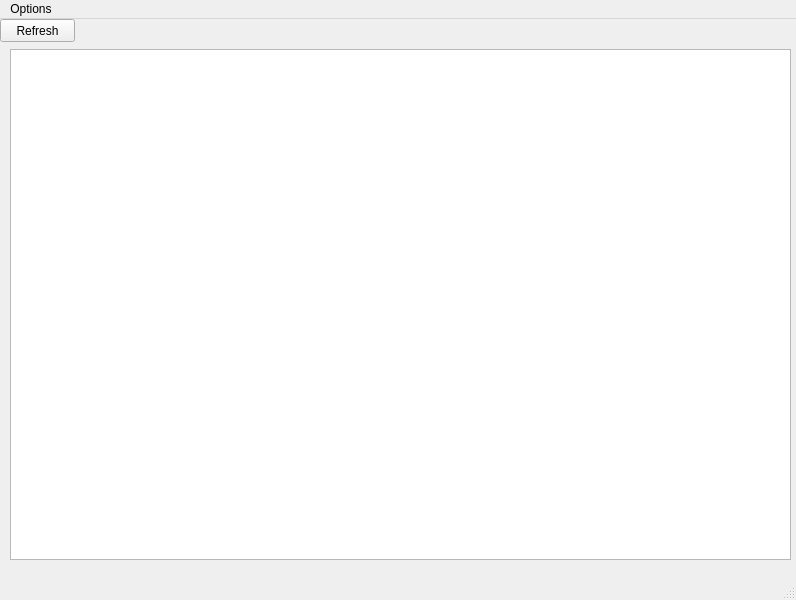
Above: src/gui/mainwindow.ui from Destroyerrrocket/doomseeker-unofficial before the change. Below: the same form after it.
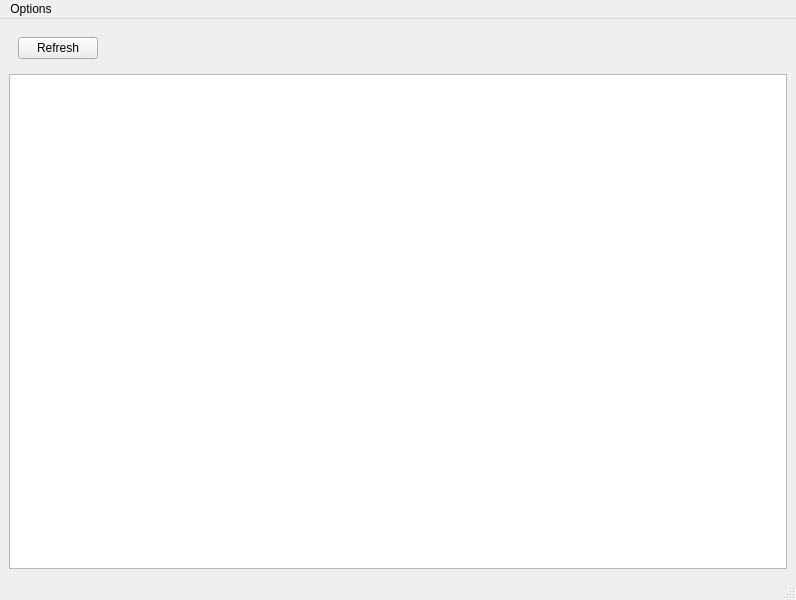
That is the form after the change.

Commit message: - Removed veritcal header from the Server table as it didn't convey useful information. - Made the rows automatically be resized to be as small as possible. - Used proper layout managers on the MainWindow to allow resizing.

Diff of the .ui file:
```diff
--- a/src/gui/mainwindow.ui
+++ b/src/gui/mainwindow.ui
@@ -16,54 +16,67 @@
   <property name="locale">
    <locale language="English" country="UnitedStates"/>
   </property>
-  <widget class="QWidget" name="centralwidget">
-   <widget class="QPushButton" name="btnRefresh">
-    <property name="geometry">
-     <rect>
-      <x>0</x>
-      <y>0</y>
-      <width>75</width>
-      <height>23</height>
-     </rect>
-    </property>
-    <property name="text">
-     <string>Refresh</string>
-    </property>
-   </widget>
-   <widget class="QTableView" name="tableServers">
-    <property name="geometry">
-     <rect>
-      <x>10</x>
-      <y>30</y>
-      <width>781</width>
-      <height>511</height>
-     </rect>
-    </property>
-    <property name="selectionBehavior">
-     <enum>QAbstractItemView::SelectRows</enum>
-    </property>
-    <property name="horizontalScrollMode">
-     <enum>QAbstractItemView::ScrollPerPixel</enum>
-    </property>
-    <attribute name="horizontalHeaderVisible">
-     <bool>true</bool>
-    </attribute>
-    <attribute name="horizontalHeaderHighlightSections">
-     <bool>false</bool>
-    </attribute>
-    <attribute name="horizontalHeaderShowSortIndicator" stdset="0">
-     <bool>true</bool>
-    </attribute>
-    <attribute name="verticalHeaderVisible">
-     <bool>false</bool>
-    </attribute>
-    <attribute name="horizontalHeaderShowSortIndicator" stdset="0">
-     <bool>true</bool>
-    </attribute>
-    <attribute name="horizontalHeaderHighlightSections">
-     <bool>false</bool>
-    </attribute>
-   </widget>
+  <widget class="QWidget" name="centralwidget" >
+   <layout class="QVBoxLayout" name="verticalLayout" >
+    <item>
+     <widget class="QWidget" native="1" name="widget" >
+      <property name="sizePolicy" >
+       <sizepolicy vsizetype="Preferred" hsizetype="Preferred" >
+        <horstretch>0</horstretch>
+        <verstretch>0</verstretch>
+       </sizepolicy>
+      </property>
+      <property name="minimumSize" >
+       <size>
+        <width>0</width>
+        <height>0</height>
+       </size>
+      </property>
+      <layout class="QHBoxLayout" name="horizontalLayout" >
+       <item>
+        <widget class="QPushButton" name="btnRefresh" >
+         <property name="text" >
+          <string>Refresh</string>
+         </property>
+        </widget>
+       </item>
+       <item>
+        <spacer name="horizontalSpacer" >
+         <property name="orientation" >
+          <enum>Qt::Horizontal</enum>
+         </property>
+         <property name="sizeHint" stdset="0" >
+          <size>
+           <width>40</width>
+           <height>20</height>
+          </size>
+         </property>
+        </spacer>
+       </item>
+      </layout>
+      <zorder>btnRefresh</zorder>
+      <zorder>horizontalSpacer</zorder>
+     </widget>
+    </item>
+    <item>
+     <widget class="QTableView" name="tableServers" >
+      <property name="editTriggers" >
+       <set>QAbstractItemView::NoEditTriggers</set>
+      </property>
+      <property name="selectionBehavior" >
+       <enum>QAbstractItemView::SelectRows</enum>
+      </property>
+      <property name="horizontalScrollMode" >
+       <enum>QAbstractItemView::ScrollPerPixel</enum>
+      </property>
+      <property name="wordWrap" >
+       <bool>false</bool>
+      </property>
+     </widget>
+    </item>
+   </layout>
+   <zorder>tableServers</zorder>
+   <zorder>widget</zorder>
   </widget>
   <widget class="QMenuBar" name="menubar">
    <property name="geometry">
```
Left out of the diff: 41 changed lines with no effect on the pictures. The commit also changes 2 other files.
